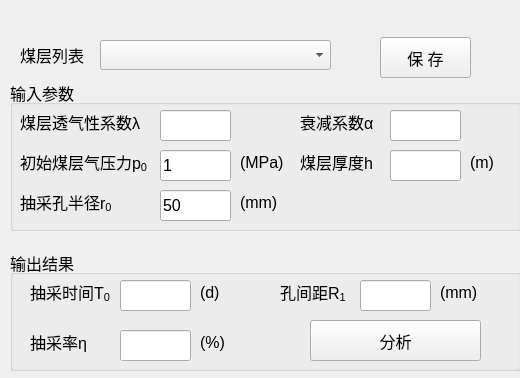
This is python/cbm/uifiles/gas_drilling_optimize_dlg.ui in wyrover/cbm as Qt 5 draws it before an edit. The edited form follows.
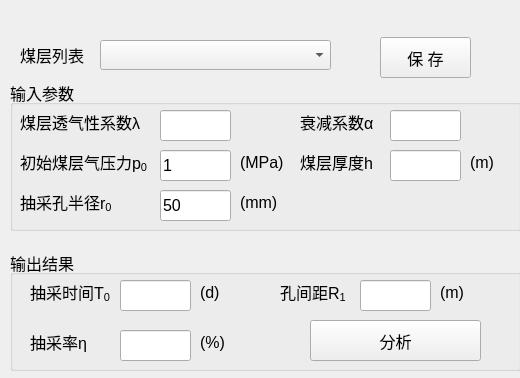
This is the edited form. Icons and pictures are not drawn.

The edit to the form file:
```diff
--- a/python/cbm/uifiles/gas_drilling_optimize_dlg.ui
+++ b/python/cbm/uifiles/gas_drilling_optimize_dlg.ui
@@ -374,7 +374,7 @@
       <rect>
        <x>430</x>
        <y>30</y>
-       <width>41</width>
+       <width>31</width>
        <height>25</height>
       </rect>
      </property>
@@ -384,7 +384,7 @@
       </font>
      </property>
      <property name="text">
-      <string>&lt;html&gt;&lt;head/&gt;&lt;body&gt;&lt;p&gt;(mm)&lt;/p&gt;&lt;/body&gt;&lt;/html&gt;</string>
+      <string>&lt;html&gt;&lt;head/&gt;&lt;body&gt;&lt;p&gt;(m)&lt;/p&gt;&lt;/body&gt;&lt;/html&gt;</string>
      </property>
     </widget>
     <widget class="QLineEdit" name="r1">
@@ -578,7 +578,7 @@
     <widget class="QPushButton" name="y_cacl">
      <property name="geometry">
       <rect>
-       <x>475</x>
+       <x>464</x>
        <y>29</y>
        <width>25</width>
        <height>25</height>
```
